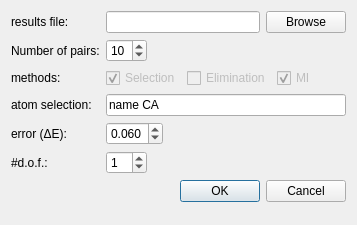
This is src/gui/GetInformativePairsDialog.ui in Fluorescence-Tools/Olga as Qt 5 draws it before an edit. The edited form follows.
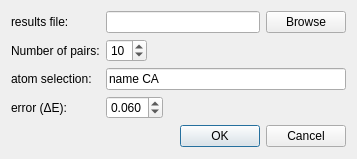
This is the edited form.

Commit message: Improve pair selection performance

```diff
--- a/src/gui/GetInformativePairsDialog.ui
+++ b/src/gui/GetInformativePairsDialog.ui
@@ -7,7 +7,7 @@
     <x>0</x>
     <y>0</y>
     <width>357</width>
-    <height>225</height>
+    <height>159</height>
    </rect>
   </property>
   <property name="windowTitle">
@@ -83,69 +83,6 @@
     </layout>
    </item>
    <item row="2" column="0">
-    <widget class="QLabel" name="label_3">
-     <property name="text">
-      <string>methods:</string>
-     </property>
-     <property name="buddy">
-      <cstring>useSelection</cstring>
-     </property>
-    </widget>
-   </item>
-   <item row="2" column="1">
-    <layout class="QHBoxLayout" name="horizontalLayout_2">
-     <item>
-      <widget class="QCheckBox" name="useSelection">
-       <property name="enabled">
-        <bool>false</bool>
-       </property>
-       <property name="text">
-        <string>Selection</string>
-       </property>
-       <property name="checked">
-        <bool>true</bool>
-       </property>
-      </widget>
-     </item>
-     <item>
-      <widget class="QCheckBox" name="useElimination">
-       <property name="enabled">
-        <bool>false</bool>
-       </property>
-       <property name="text">
-        <string>Elimination</string>
-       </property>
-      </widget>
-     </item>
-     <item>
-      <widget class="QCheckBox" name="useMI">
-       <property name="enabled">
-        <bool>false</bool>
-       </property>
-       <property name="text">
-        <string>MI</string>
-       </property>
-       <property name="checked">
-        <bool>true</bool>
-       </property>
-      </widget>
-     </item>
-     <item>
-      <spacer name="horizontalSpacer_4">
-       <property name="orientation">
-        <enum>Qt::Horizontal</enum>
-       </property>
-       <property name="sizeHint" stdset="0">
-        <size>
-         <width>40</width>
-         <height>20</height>
-        </size>
-       </property>
-      </spacer>
-     </item>
-    </layout>
-   </item>
-   <item row="3" column="0">
     <widget class="QLabel" name="label_4">
      <property name="text">
       <string>atom selection:</string>
@@ -155,7 +92,7 @@
      </property>
     </widget>
    </item>
-   <item row="3" column="1">
+   <item row="2" column="1">
     <widget class="QLineEdit" name="selectionEdit">
      <property name="enabled">
       <bool>true</bool>
@@ -165,7 +102,7 @@
      </property>
     </widget>
    </item>
-   <item row="4" column="0">
+   <item row="3" column="0">
     <widget class="QLabel" name="label_5">
      <property name="text">
       <string>error (ΔE):</string>
@@ -175,7 +112,7 @@
      </property>
     </widget>
    </item>
-   <item row="4" column="1">
+   <item row="3" column="1">
     <layout class="QHBoxLayout" name="horizontalLayout_4">
      <item>
       <widget class="QDoubleSpinBox" name="errorSpinBox">
@@ -211,41 +148,7 @@
      </item>
     </layout>
    </item>
-   <item row="5" column="0">
-    <widget class="QLabel" name="label_6">
-     <property name="whatsThis">
-      <string>&lt;html&gt;&lt;head/&gt;&lt;body&gt;&lt;p&gt;Number of relevant fit parameters in the underlying confromational ensemble.&lt;/p&gt;&lt;/body&gt;&lt;/html&gt;</string>
-     </property>
-     <property name="text">
-      <string>#d.o.f.:</string>
-     </property>
-    </widget>
-   </item>
-   <item row="5" column="1">
-    <layout class="QHBoxLayout" name="horizontalLayout_5">
-     <item>
-      <widget class="QSpinBox" name="numFitParams">
-       <property name="value">
-        <number>1</number>
-       </property>
-      </widget>
-     </item>
-     <item>
-      <spacer name="horizontalSpacer">
-       <property name="orientation">
-        <enum>Qt::Horizontal</enum>
-       </property>
-       <property name="sizeHint" stdset="0">
-        <size>
-         <width>40</width>
-         <height>20</height>
-        </size>
-       </property>
-      </spacer>
-     </item>
-    </layout>
-   </item>
-   <item row="6" column="1">
+   <item row="4" column="1">
     <widget class="QDialogButtonBox" name="buttonBox">
      <property name="orientation">
       <enum>Qt::Horizontal</enum>
```
The commit also changes 7 other files.
